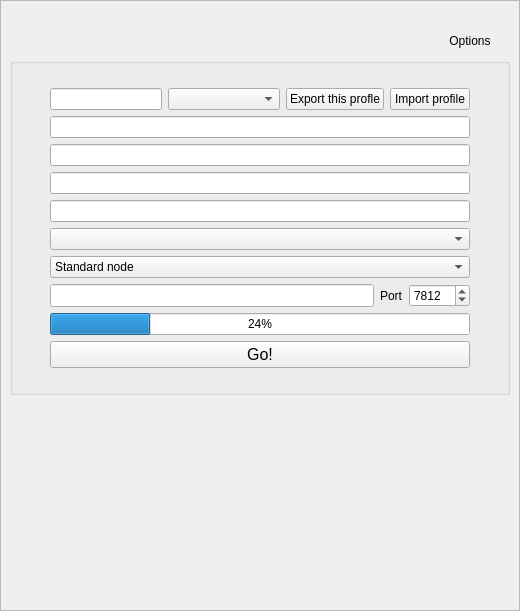
RetroShare/RetroShare, file retroshare-gui/src/gui/GenCertDialog.ui: the form before one commit.
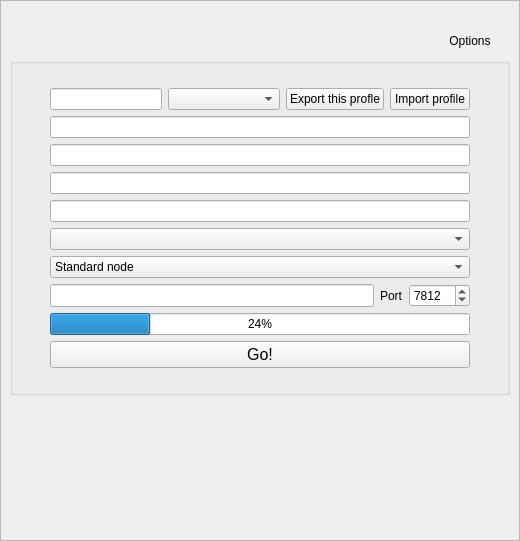
The form after the commit. Icons and pictures are not drawn.

```diff
--- a/retroshare-gui/src/gui/GenCertDialog.ui
+++ b/retroshare-gui/src/gui/GenCertDialog.ui
@@ -7,7 +7,7 @@
     <x>0</x>
     <y>0</y>
     <width>520</width>
-    <height>611</height>
+    <height>541</height>
    </rect>
   </property>
   <property name="windowTitle">
```
Left out of the diff: 2 changed lines with no effect on the pictures.
